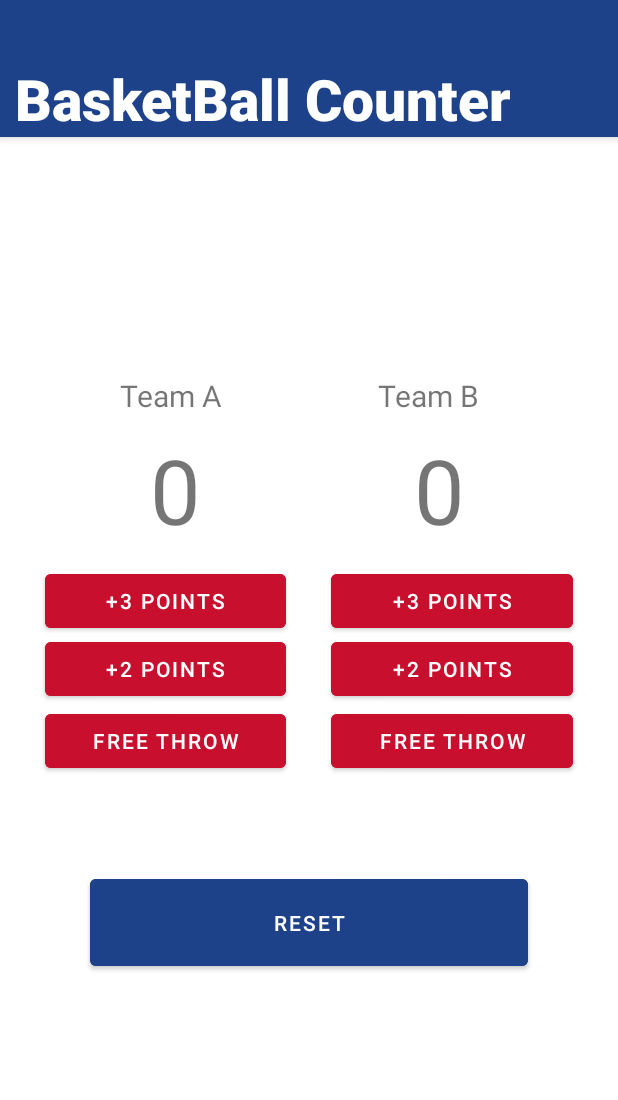
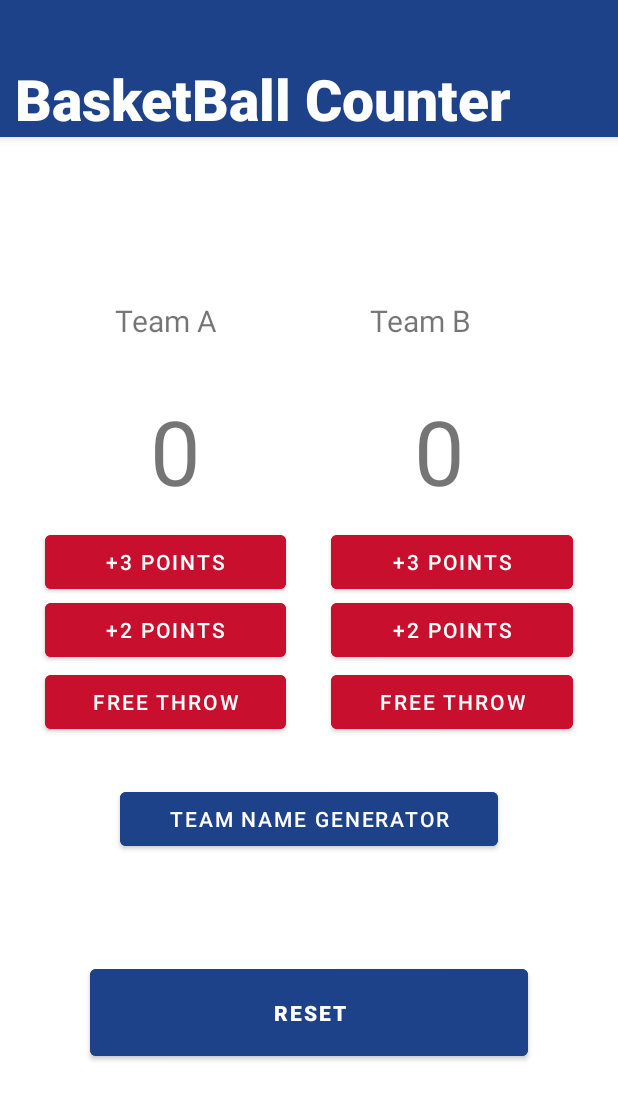
Before and after one commit to afsimoneau/cs4518-project1, an Android app: the screen it shows after launch (MainActivity), on a phone screen of 412 x 824 dp. Shown: the top 1100 px of the screen. Run offline under Robolectric (Android 15) with nearby library versions, the phone set to English and light mode, and no system bars.

Commit message:
Fixing things

```diff
--- a/app/src/main/java/com/example/cs4518_project1/MainActivity.kt
+++ b/app/src/main/java/com/example/cs4518_project1/MainActivity.kt
@@ -1,20 +1,12 @@
 package com.example.cs4518_project1
 
+import android.content.res.Configuration
 import android.os.Bundle
+import android.os.PersistableBundle
 import android.util.Log
-import com.google.android.material.snackbar.Snackbar
 import androidx.appcompat.app.AppCompatActivity
-import androidx.navigation.findNavController
-import androidx.navigation.ui.AppBarConfiguration
-import androidx.navigation.ui.navigateUp
-import androidx.navigation.ui.setupActionBarWithNavController
-import android.view.Menu
-import android.view.MenuItem
-import android.widget.Button;
+import android.widget.Button
 import android.widget.TextView
-import android.widget.Toast
-import com.example.cs4518_project1.databinding.ActivityMainBinding
-import org.w3c.dom.Text
 
 
 //view
@@ -22,71 +14,102 @@ class MainActivity : AppCompatActivity() {
 
     override fun onCreate(savedInstanceState: Bundle?) {
         super.onCreate(savedInstanceState)
+        val orientation = resources.configuration.orientation
+
         setContentView(R.layout.activity_main)
 
-        var model: Team = initTeam() //;initalizing Teams at 0,0
-        var view = MainActivity()
-        var controller = TeamController(model, view)
-        var button3a = findViewById<Button>(R.id.button3a)
-        var button3b = findViewById<Button>(R.id.button3b)
-        var button2b = findViewById<Button>(R.id.button2b)
-        var button2a = findViewById<Button>(R.id.button2a)
-        var FreeThrowB = findViewById<Button>(R.id.FreeThrowB)
-        var FreeThrowA = findViewById<Button>(R.id.FreeThrowA)
-        var ResetButt = findViewById<Button>(R.id.ResetButt)
-        val TeamBScore: TextView = findViewById(R.id.TeamBScore)
-        val TeamAScore = findViewById<TextView>(R.id.TeamAScore)
+
+        val model: Team = initTeam() //;initializing Teams at 0,0
+        val view = MainActivity()
+        val controller = TeamController(model, view)
+        val button3a = findViewById<Button>(R.id.button3a)
+        val button3b = findViewById<Button>(R.id.button3b)
+        val button2b = findViewById<Button>(R.id.button2b)
+        val button2a = findViewById<Button>(R.id.button2a)
+        val freeThrowB = findViewById<Button>(R.id.FreeThrowB)
+        val freeThrowA = findViewById<Button>(R.id.FreeThrowA)
+        val resetButt = findViewById<Button>(R.id.ResetButt)
+        val teamBScore: TextView = findViewById(R.id.TeamBScore)
+        val teamAScore = findViewById<TextView>(R.id.TeamAScore)
+        val teamAText = findViewById<TextView>(R.id.TeamAText)
+        val teamBText = findViewById<TextView>(R.id.TeamBText)
+        val nameGenerator = findViewById<Button>(R.id.NameGenerator)
+
+        if(savedInstanceState != null){
+            teamAText.text = savedInstanceState.getString(model.TeamAName)
+            teamBText.text = savedInstanceState.getString(model.TeamBName)
+            teamAScore.text = savedInstanceState.getString(model.ScoreA.toString())
+            teamBScore.text = savedInstanceState.getString(model.ScoreB.toString())
+
+        }
         var score: Int
-        controller.setScoreA(0);
-        controller.setScoreB(0);
 
         button3a.setOnClickListener{
             score = controller.getScoreA() + 3
             controller.setScoreA(score)
-            TeamAScore.text = score.toString()
+            teamAScore.text = score.toString()
         }
         button2a.setOnClickListener{
             score = controller.getScoreA() + 2
             controller.setScoreA(score)
-            TeamAScore.text = score.toString()
+            teamAScore.text = score.toString()
         }
-        FreeThrowA.setOnClickListener{
+        freeThrowA.setOnClickListener{
             score = controller.getScoreA() + 1
             controller.setScoreA(score)
-            TeamAScore.text = score.toString()
+            teamAScore.text = score.toString()
         }
         button3b.setOnClickListener{
             score = controller.getScoreB() + 3
             controller.setScoreB(score)
-            TeamBScore.text = model.ScoreB.toString()
+            teamBScore.text = model.ScoreB.toString()
         }
 
         button2b.setOnClickListener{
             score = controller.getScoreB() + 2
             controller.setScoreB(score)
-            TeamBScore.text = score.toString()
+            teamBScore.text = score.toString()
         }
-        FreeThrowB.setOnClickListener{
+        freeThrowB.setOnClickListener{
             score = controller.getScoreB() + 1
             controller.setScoreB(score)
-            TeamBScore.text = score.toString()
+            teamBScore.text = score.toString()
 
         }
-        ResetButt.setOnClickListener{
-            controller.setScoreA(0);
-            controller.setScoreB(0);
-            TeamAScore.text = "0"
-            TeamBScore.text = "0"
+        nameGenerator.setOnClickListener{
+            val teamA = controller.nameGenerator()
+            val teamB = controller.nameGenerator()
+            controller.setTeamAName(teamA)
+            controller.setTeamBName(teamB)
+            teamAText.text = teamA
+            teamBText.text= teamB
+        }
 
+
+        resetButt.setOnClickListener{
+            controller.setScoreA(0)
+            controller.setScoreB(0)
+            controller.setTeamAName("Team A")
+            controller.setTeamBName("Team B")
+            teamAText.text = "Team A"
+            teamBText.text = "Team B"
+            teamAScore.text = "0"
+            teamBScore.text = "0"
         }
 
     }
-    fun initTeam(): Team {
-        return Team (0,0)
+
+    private fun initTeam(): Team {
+        return Team ("Team A","Team B", 0,0)
     }
-    fun printDetails(scoreA: Int, scoreB: Int) {
-        Log.d("TeamA","Score"+scoreA)
-        Log.d("TeamB","Score"+scoreB)
+    fun printDetails(nameA:String, nameB:String, scoreA: Int, scoreB: Int) {
+        Log.d(nameA,"Score"+scoreA)
+        Log.d(nameB,"Score"+scoreB)
+
+    }
+
+    override fun onSaveInstanceState(outState: Bundle) {
+        super.onSaveInstanceState(outState)
 
     }
 
--- a/app/src/main/java/com/example/cs4518_project1/Team.kt
+++ b/app/src/main/java/com/example/cs4518_project1/Team.kt
@@ -1,4 +1,6 @@
 package com.example.cs4518_project1
 
-data class Team(var ScoreA:Int, var ScoreB: Int){
+data class Team(var TeamAName: String, var TeamBName:String, var ScoreA:Int, var ScoreB: Int){
+
+
 }
--- a/app/src/main/res/layout/activity_main.xml
+++ b/app/src/main/res/layout/activity_main.xml
@@ -43,29 +43,29 @@
 
         <LinearLayout
             android:layout_width="match_parent"
-            android:layout_height="136dp"
+            android:layout_height="110dp"
             android:orientation="horizontal"
             android:translationY="150dp">
 
             <TextView
                 android:id="@+id/TeamAText"
-                android:layout_width="82dp"
+                android:layout_width="100dp"
                 android:layout_height="wrap_content"
                 android:text="Team A"
-                android:textAlignment="viewStart"
+                android:textAlignment="center"
                 android:textSize="20sp"
-                android:translationX="80dp"
-                android:translationY="100dp" />
+                android:translationX="60dp"
+                android:translationY="50dp" />
 
             <TextView
                 android:id="@+id/TeamBText"
-                android:layout_width="wrap_content"
+                android:layout_width="100dp"
                 android:layout_height="wrap_content"
                 android:text="Team B"
                 android:textAlignment="center"
                 android:textSize="20sp"
-                android:translationX="170dp"
-                android:translationY="100dp" />
+                android:translationX="130dp"
+                android:translationY="50dp" />
 
         </LinearLayout>
 
@@ -174,6 +174,16 @@
                 android:text="Free Throw" />
         </LinearLayout>
 
+        <Button
+            android:id="@+id/NameGenerator"
+            android:layout_width="match_parent"
+            android:layout_height="wrap_content"
+            android:backgroundTint="@color/NBABlue"
+            android:insetLeft="80dp"
+            android:insetRight="80dp"
+            android:text="Team Name Generator"
+            android:translationY="30dp" />
+
     </LinearLayout>
 
     <LinearLayout
@@ -185,14 +195,16 @@
 
         <Button
             android:id="@+id/ResetButt"
-            android:layout_width="30dp"
+            android:layout_width="wrap_content"
             android:layout_height="70dp"
             android:layout_weight="1"
             android:backgroundTint="@color/NBABlue"
             android:insetLeft="60dp"
             android:insetRight="60dp"
             android:text="Reset"
-            android:translationY="580dp"
+            android:textAllCaps="true"
+            android:textStyle="bold"
+            android:translationY="640dp"
             app:iconPadding="50dp" />
     </LinearLayout>
 
```
Also changed, not shown: app/src/main/java/com/example/cs4518_project1/TeamController.kt (+74 -9 lines), app/src/main/res/layout/landscape.xml (added, +8 -0 lines).
